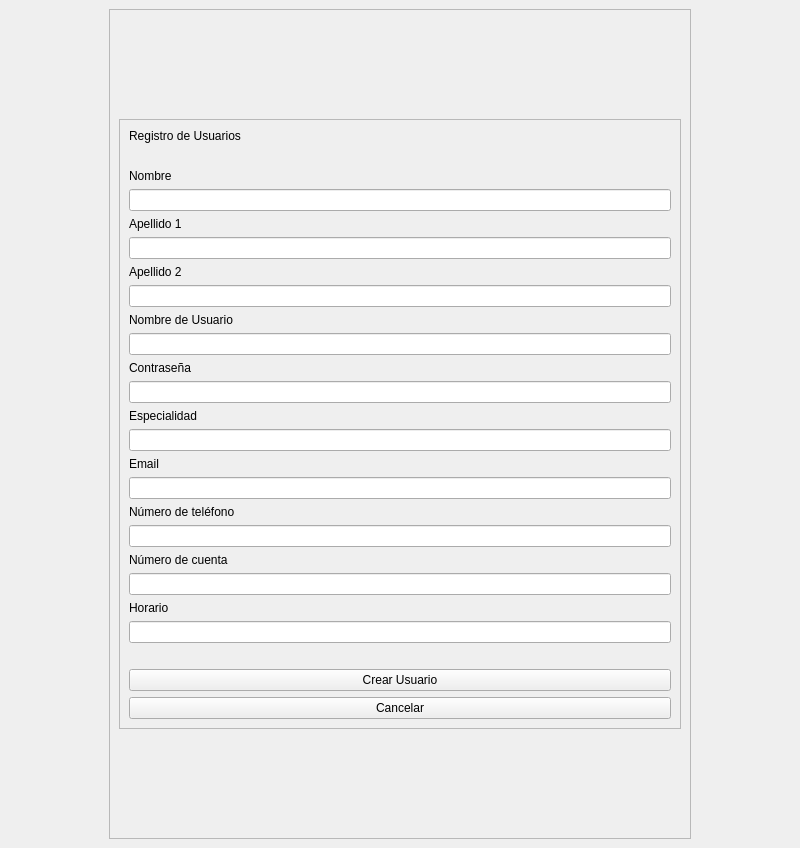
The window that src/vista/ui/RegistroMonitor.ui (OscaarMG/campasgym) describes before a commit, drawn with Qt 5.
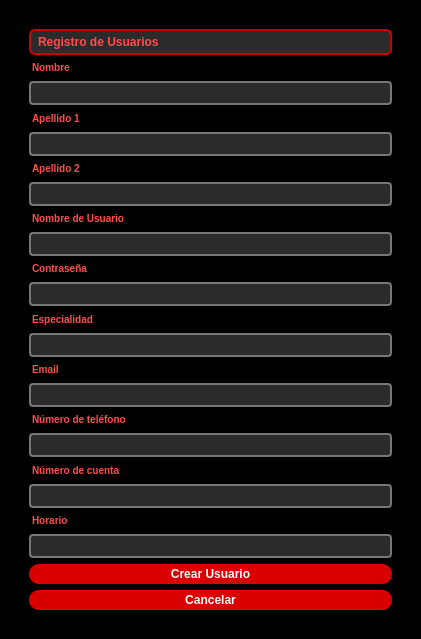
The same window after the commit.

Commit message: Registros, suscripcion, solicitar dieta y rutina, clases disp

```diff
--- a/src/vista/ui/RegistroMonitor.ui
+++ b/src/vista/ui/RegistroMonitor.ui
@@ -6,28 +6,18 @@
    <rect>
     <x>0</x>
     <y>0</y>
-    <width>800</width>
-    <height>765</height>
+    <width>421</width>
+    <height>639</height>
    </rect>
   </property>
   <property name="windowTitle">
    <string>MainWindow</string>
   </property>
+  <property name="styleSheet">
+   <string notr="true">background-color:#000000</string>
+  </property>
   <widget class="QWidget" name="centralwidget">
    <layout class="QHBoxLayout" name="horizontalLayout">
-    <item>
-     <spacer name="verticalSpacer">
-      <property name="orientation">
-       <enum>Qt::Vertical</enum>
-      </property>
-      <property name="sizeHint" stdset="0">
-       <size>
-        <width>100</width>
-        <height>575</height>
-       </size>
-      </property>
-     </spacer>
-    </item>
     <item>
      <widget class="QFrame" name="frame">
       <property name="frameShape">
@@ -36,20 +26,7 @@
       <property name="frameShadow">
        <enum>QFrame::Raised</enum>
       </property>
-      <layout class="QVBoxLayout" name="verticalLayout">
-       <item>
-        <spacer name="horizontalSpacer">
-         <property name="orientation">
-          <enum>Qt::Horizontal</enum>
-         </property>
-         <property name="sizeHint" stdset="0">
-          <size>
-           <width>531</width>
-           <height>100</height>
-          </size>
-         </property>
-        </spacer>
-       </item>
+      <layout class="QHBoxLayout" name="horizontalLayout_2">
        <item>
         <widget class="QFrame" name="frame_2">
          <property name="maximumSize">
@@ -67,139 +44,358 @@
          <layout class="QVBoxLayout" name="verticalLayout_2">
           <item>
            <widget class="QLabel" name="label">
+            <property name="styleSheet">
+             <string notr="true">QLabel {
+    background-color: #2b2b2b;     
+    color: #ff4c4c;              
+    border: 2px solid #cc0000;     
+    padding: 4px;
+    font-size: 12px;
+    font-weight: bold;
+    border-radius: 6px;
+}</string>
+            </property>
             <property name="text">
              <string>Registro de Usuarios</string>
             </property>
            </widget>
           </item>
-          <item>
-           <spacer name="horizontalSpacer_3">
-            <property name="orientation">
-             <enum>Qt::Horizontal</enum>
-            </property>
-            <property name="sizeHint" stdset="0">
-             <size>
-              <width>507</width>
-              <height>20</height>
-             </size>
-            </property>
-           </spacer>
-          </item>
           <item>
            <widget class="QLabel" name="label_2">
+            <property name="styleSheet">
+             <string notr="true">QLabel{
+    color: #ff4c4c;              
+    font-size: 10px;
+    font-weight: bold;
+    padding-bottom: 1.3px;
+}
+</string>
+            </property>
             <property name="text">
              <string>Nombre</string>
             </property>
            </widget>
           </item>
           <item>
-           <widget class="QLineEdit" name="lineNombre"/>
+           <widget class="QLineEdit" name="lineNombre">
+            <property name="styleSheet">
+             <string notr="true">QLineEdit {
+    background-color: #2b2b2b;      
+    color: white;                   
+    border: 1.5px solid #777777;     
+    padding: 2px;
+    border-radius: 4px;
+    selection-background-color: #444444;
+    selection-color: #ff4c4c;        
+}
+</string>
+            </property>
+           </widget>
           </item>
           <item>
            <widget class="QLabel" name="label_3">
+            <property name="styleSheet">
+             <string notr="true">QLabel{
+    color: #ff4c4c;              
+    font-size: 10px;
+    font-weight: bold;
+    padding-bottom: 1.3px;
+}
+</string>
+            </property>
             <property name="text">
              <string>Apellido 1</string>
             </property>
            </widget>
           </item>
           <item>
-           <widget class="QLineEdit" name="lineApellido1"/>
+           <widget class="QLineEdit" name="lineApellido1">
+            <property name="styleSheet">
+             <string notr="true">QLineEdit {
+    background-color: #2b2b2b;      
+    color: white;                   
+    border: 1.5px solid #777777;     
+    padding: 2px;
+    border-radius: 4px;
+    selection-background-color: #444444;
+    selection-color: #ff4c4c;        
+}
+</string>
+            </property>
+           </widget>
           </item>
           <item>
            <widget class="QLabel" name="label_4">
+            <property name="styleSheet">
+             <string notr="true">QLabel{
+    color: #ff4c4c;              
+    font-size: 10px;
+    font-weight: bold;
+    padding-bottom: 1.3px;
+}
+</string>
+            </property>
             <property name="text">
              <string>Apellido 2</string>
             </property>
            </widget>
           </item>
           <item>
-           <widget class="QLineEdit" name="lineApellido2"/>
+           <widget class="QLineEdit" name="lineApellido2">
+            <property name="styleSheet">
+             <string notr="true">QLineEdit {
+    background-color: #2b2b2b;      
+    color: white;                   
+    border: 1.5px solid #777777;     
+    padding: 2px;
+    border-radius: 4px;
+    selection-background-color: #444444;
+    selection-color: #ff4c4c;        
+}
+</string>
+            </property>
+           </widget>
           </item>
           <item>
            <widget class="QLabel" name="label_7">
+            <property name="styleSheet">
+             <string notr="true">QLabel{
+    color: #ff4c4c;              
+    font-size: 10px;
+    font-weight: bold;
+    padding-bottom: 1.3px;
+}
+</string>
+            </property>
             <property name="text">
              <string>Nombre de Usuario</string>
             </property>
            </widget>
           </item>
           <item>
-           <widget class="QLineEdit" name="lineUsuario"/>
+           <widget class="QLineEdit" name="lineUsuario">
+            <property name="styleSheet">
+             <string notr="true">QLineEdit {
+    background-color: #2b2b2b;      
+    color: white;                   
+    border: 1.5px solid #777777;     
+    padding: 2px;
+    border-radius: 4px;
+    selection-background-color: #444444;
+    selection-color: #ff4c4c;        
+}
+</string>
+            </property>
+           </widget>
           </item>
           <item>
            <widget class="QLabel" name="label_5">
+            <property name="styleSheet">
+             <string notr="true">QLabel{
+    color: #ff4c4c;              
+    font-size: 10px;
+    font-weight: bold;
+    padding-bottom: 1.3px;
+}
+</string>
+            </property>
             <property name="text">
              <string>Contraseña</string>
             </property>
            </widget>
           </item>
           <item>
-           <widget class="QLineEdit" name="lineContrasena"/>
+           <widget class="QLineEdit" name="lineContrasena">
+            <property name="styleSheet">
+             <string notr="true">QLineEdit {
+    background-color: #2b2b2b;      
+    color: white;                   
+    border: 1.5px solid #777777;     
+    padding: 2px;
+    border-radius: 4px;
+    selection-background-color: #444444;
+    selection-color: #ff4c4c;        
+}
+</string>
+            </property>
+           </widget>
           </item>
           <item>
            <widget class="QLabel" name="label_6">
+            <property name="styleSheet">
+             <string notr="true">QLabel{
+    color: #ff4c4c;              
+    font-size: 10px;
+    font-weight: bold;
+    padding-bottom: 1.3px;
+}
+</string>
+            </property>
             <property name="text">
              <string>Especialidad</string>
             </property>
            </widget>
           </item>
           <item>
-           <widget class="QLineEdit" name="lineEspecialidad"/>
+           <widget class="QLineEdit" name="lineEspecialidad">
+            <property name="styleSheet">
+             <string notr="true">QLineEdit {
+    background-color: #2b2b2b;      
+    color: white;                   
+    border: 1.5px solid #777777;     
+    padding: 2px;
+    border-radius: 4px;
+    selection-background-color: #444444;
+    selection-color: #ff4c4c;        
+}
+</string>
+            </property>
+           </widget>
           </item>
           <item>
            <widget class="QLabel" name="label_8">
+            <property name="styleSheet">
+             <string notr="true">QLabel{
+    color: #ff4c4c;              
+    font-size: 10px;
+    font-weight: bold;
+    padding-bottom: 1.3px;
+}
+</string>
+            </property>
             <property name="text">
              <string>Email</string>
             </property>
            </widget>
           </item>
           <item>
-           <widget class="QLineEdit" name="lineEmail"/>
+           <widget class="QLineEdit" name="lineEmail">
+            <property name="styleSheet">
+             <string notr="true">QLineEdit {
+    background-color: #2b2b2b;      
+    color: white;                   
+    border: 1.5px solid #777777;     
+    padding: 2px;
+    border-radius: 4px;
+    selection-background-color: #444444;
+    selection-color: #ff4c4c;        
+}
+</string>
+            </property>
+           </widget>
           </item>
           <item>
            <widget class="QLabel" name="label_9">
+            <property name="styleSheet">
+             <string notr="true">QLabel{
+    color: #ff4c4c;              
+    font-size: 10px;
+    font-weight: bold;
+    padding-bottom: 1.3px;
+}
+</string>
+            </property>
             <property name="text">
              <string>Número de teléfono</string>
             </property>
            </widget>
           </item>
           <item>
-           <widget class="QLineEdit" name="lineMovil"/>
+           <widget class="QLineEdit" name="lineMovil">
+            <property name="styleSheet">
+             <string notr="true">QLineEdit {
+    background-color: #2b2b2b;      
+    color: white;                   
+    border: 1.5px solid #777777;     
+    padding: 2px;
+    border-radius: 4px;
+    selection-background-color: #444444;
+    selection-color: #ff4c4c;        
+}
+</string>
+            </property>
+           </widget>
           </item>
           <item>
            <widget class="QLabel" name="label_10">
+            <property name="styleSheet">
+             <string notr="true">QLabel{
+    color: #ff4c4c;              
+    font-size: 10px;
+    font-weight: bold;
+    padding-bottom: 1.3px;
+}
+</string>
+            </property>
             <property name="text">
              <string>Número de cuenta</string>
             </property>
            </widget>
           </item>
           <item>
-           <widget class="QLineEdit" name="lineCuenta"/>
+           <widget class="QLineEdit" name="lineCuenta">
+            <property name="styleSheet">
+             <string notr="true">QLineEdit {
+    background-color: #2b2b2b;      
+    color: white;                   
+    border: 1.5px solid #777777;     
+    padding: 2px;
+    border-radius: 4px;
+    selection-background-color: #444444;
+    selection-color: #ff4c4c;        
+}
+</string>
+            </property>
+           </widget>
           </item>
           <item>
            <widget class="QLabel" name="label_11">
+            <property name="styleSheet">
+             <string notr="true">QLabel{
+    color: #ff4c4c;              
+    font-size: 10px;
+    font-weight: bold;
+    padding-bottom: 1.3px;
+}
+</string>
+            </property>
             <property name="text">
              <string>Horario</string>
             </property>
            </widget>
           </item>
           <item>
-           <widget class="QLineEdit" name="lineHorario"/>
-          </item>
-          <item>
-           <spacer name="horizontalSpacer_4">
-            <property name="orientation">
-             <enum>Qt::Horizontal</enum>
+           <widget class="QLineEdit" name="lineHorario">
+            <property name="styleSheet">
+             <string notr="true">QLineEdit {
+    background-color: #2b2b2b;      
+    color: white;                   
+    border: 1.5px solid #777777;     
+    padding: 2px;
+    border-radius: 4px;
+    selection-background-color: #444444;
+    selection-color: #ff4c4c;        
+}
+</string>
             </property>
-            <property name="sizeHint" stdset="0">
-             <size>
-              <width>40</width>
-              <height>20</height>
-             </size>
-            </property>
-           </spacer>
+           </widget>
           </item>
           <item>
            <widget class="QPushButton" name="pushButtonCrear">
+            <property name="styleSheet">
+             <string notr="true">QPushButton {
+    background-color: #da0000;
+    color: white;
+    border-radius: 10px;
+    padding: 3px;
+    font-size: 12px;
+    font-weight: bold;
+}
+
+QPushButton:hover {
+    background-color: #aa0000;
+}</string>
+            </property>
             <property name="text">
              <string>Crear Usuario</string>
             </property>
@@ -207,6 +403,20 @@
           </item>
           <item>
            <widget class="QPushButton" name="pushButtonCancelar">
+            <property name="styleSheet">
+             <string notr="true">QPushButton {
+    background-color: #da0000;
+    color: white;
+    border-radius: 10px;
+    padding: 3px;
+    font-size: 12px;
+    font-weight: bold;
+}
+
+QPushButton:hover {
+    background-color: #aa0000;
+}</string>
+            </property>
             <property name="text">
              <string>Cancelar</string>
             </property>
@@ -215,35 +425,9 @@
          </layout>
         </widget>
        </item>
-       <item>
-        <spacer name="horizontalSpacer_2">
-         <property name="orientation">
-          <enum>Qt::Horizontal</enum>
-         </property>
-         <property name="sizeHint" stdset="0">
-          <size>
-           <width>531</width>
-           <height>100</height>
-          </size>
-         </property>
-        </spacer>
-       </item>
       </layout>
      </widget>
     </item>
-    <item>
-     <spacer name="verticalSpacer_2">
-      <property name="orientation">
-       <enum>Qt::Vertical</enum>
-      </property>
-      <property name="sizeHint" stdset="0">
-       <size>
-        <width>100</width>
-        <height>575</height>
-       </size>
-      </property>
-     </spacer>
-    </item>
    </layout>
   </widget>
  </widget>
```
The commit also changes 5 other files.
